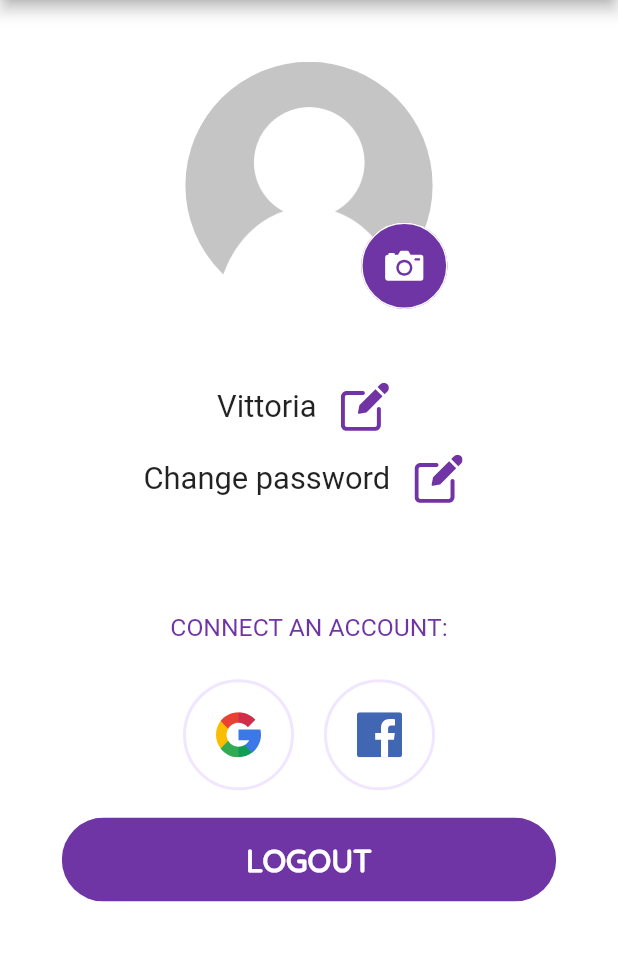
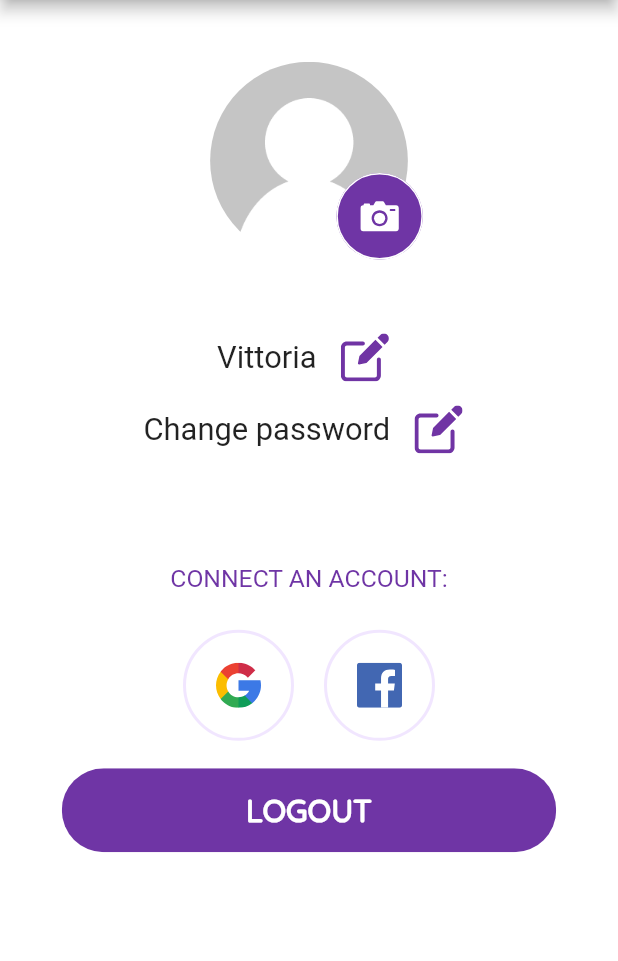
Before and after one commit to mauroficorella/Human-Computer-Interaction, a Flutter app: the UserSettings screen opened directly, on a phone screen of 412 x 824 dp, the part 84-1045 px from its top. Run offline on Flutter 3.47's test engine with Material 2 defaults, Android fonts, the phone set to English and light mode, and no system bars; our stand-ins replace adaptive_dialog, connectivity_plus, flutter_rating_bar, flutter_svg, fluttertoast, form_field_validator and 5 more; missing offline and left inert: flutter_statusbarcolor_ns; network calls fail; Roboto replaces fonts that are missing (Quicksand-Regular).

Commit message:
updated app and relation

```diff
--- a/Applicazione/Prototipo 2/ciak_time/lib/Screens/User/profile_pic.dart
+++ b/Applicazione/Prototipo 2/ciak_time/lib/Screens/User/profile_pic.dart
@@ -75,7 +75,7 @@ CircleAvatar getCircleAvatar(Size size, bool isFromGallery) {
     profilePicture = CircleAvatar(
       backgroundImage: FileImage(image),
       backgroundColor: Colors.white,
-      radius: size.height * 0.1,
+      radius: size.height * 0.08,
     );
     picturePath = image.path;
     print(picturePath);
@@ -83,7 +83,7 @@ CircleAvatar getCircleAvatar(Size size, bool isFromGallery) {
     profilePicture = CircleAvatar(
       backgroundImage: AssetImage(changeProfilePicPath()),
       backgroundColor: Colors.white,
-      radius: size.height * 0.1,
+      radius: size.height * 0.08,
     );
     picturePath = changeProfilePicPath();
   }
--- a/Applicazione/Prototipo 2/ciak_time/lib/Screens/User/user.dart
+++ b/Applicazione/Prototipo 2/ciak_time/lib/Screens/User/user.dart
@@ -58,7 +58,7 @@ class _UserState extends State<User> {
               userlogged,
               style: TextStyle(
                 fontWeight: FontWeight.bold,
-                fontSize: size.height * 0.05,
+                fontSize: size.height * 0.03,
                 fontFamily: 'Quicksand-Medium',
               ),
             ),
--- a/Applicazione/Prototipo 2/ciak_time/lib/components/card_list.dart
+++ b/Applicazione/Prototipo 2/ciak_time/lib/components/card_list.dart
@@ -116,9 +116,7 @@ class CardList extends StatelessWidget {
           ],
         ),
         getListContent(context),
-        SizedBox(
-          height: size.height * 0.01,
-        ),
+
       ],
     );
   }
```
Also changed, not shown: Documentazione/Relation/images/Add movie HTA.png, Documentazione/Relation/images/Comments HTA.png, Documentazione/Relation/images/Make a review HTA.png, Documentazione/Relation/images/Search HTA.png, HTA-image/Add movie HTA.png, HTA-image/Comments HTA.png, HTA-image/Make a review HTA.png, HTA-image/Search HTA.png, 9 other files.
